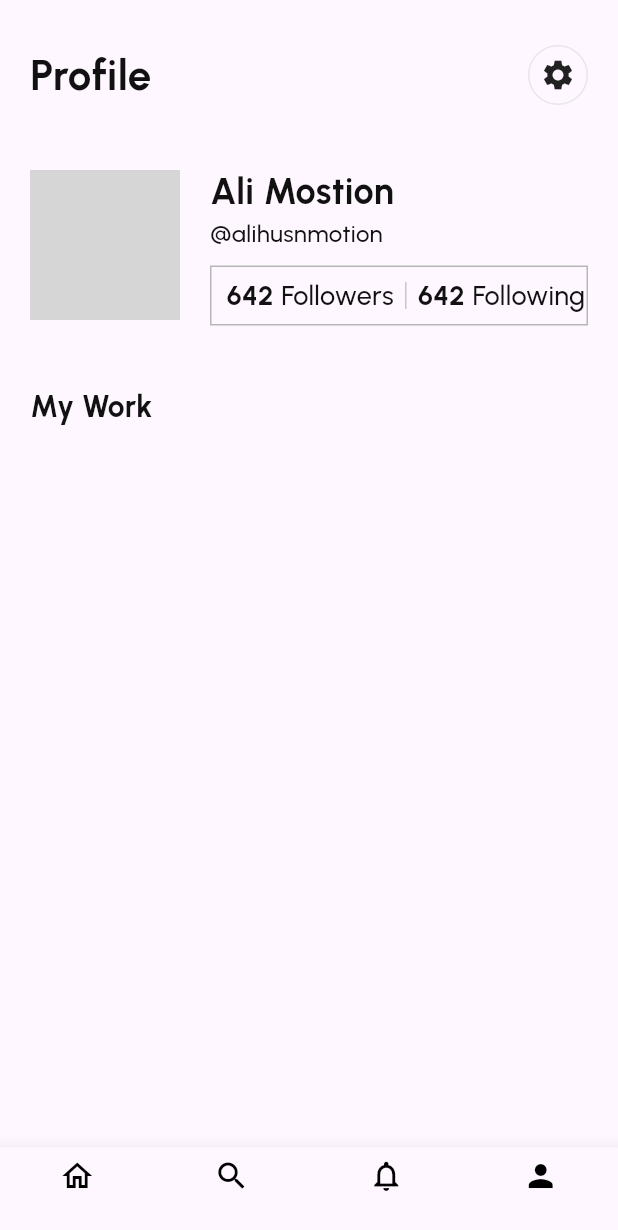
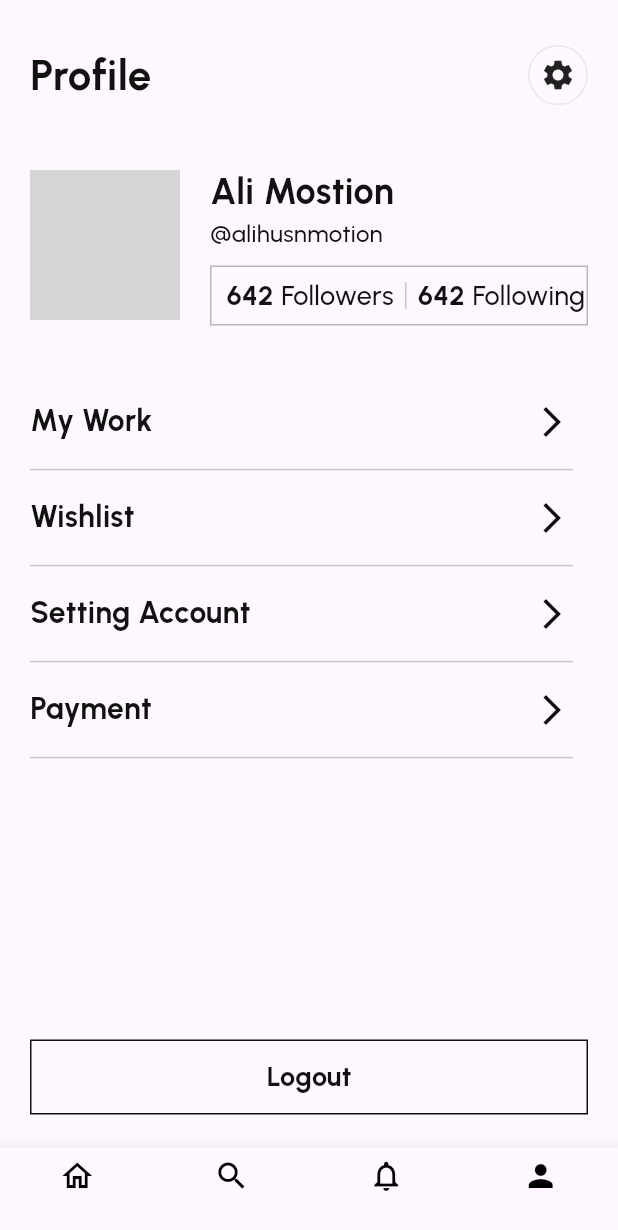
Before and after one commit to JeetDalal/bidart, a Flutter app: the screen it shows after launch, swiped to page 4, on a phone screen of 412 x 824 dp. Shown: the top 1230 px of the screen. Run offline on Flutter 3.47's test engine with Material 3 defaults, Android fonts, the light colour scheme and no system bars; our stand-ins replace flutter_svg, google_fonts; network calls fail; grey boxes are pictures that could not be loaded.

Commit message:
profile screen completed

```diff
--- a/lib/screens/profile_screen/profile_screen.dart
+++ b/lib/screens/profile_screen/profile_screen.dart
@@ -2,7 +2,9 @@ import 'package:art_bid/utils/constants.dart';
 import 'package:flutter/material.dart';
 
 class ProfileScreen extends StatelessWidget {
-  const ProfileScreen({super.key});
+  ProfileScreen({super.key});
+
+  final listItems = ['My Work', 'Wishlist', 'Setting Account', 'Payment'];
 
   @override
   Widget build(BuildContext context) {
@@ -133,14 +135,51 @@ class ProfileScreen extends StatelessWidget {
               const SizedBox(
                 height: 40,
               ),
-              Row(
-                children: [
-                  Text(
-                    "My Work",
-                    style: titleStyle.copyWith(fontSize: 20),
-                  )
-                ],
-              )
+              Column(
+                children: List.generate(listItems.length, (index) {
+                  return Column(
+                    children: [
+                      Row(
+                        mainAxisAlignment: MainAxisAlignment.spaceBetween,
+                        children: [
+                          Text(
+                            listItems[index],
+                            style: titleStyle.copyWith(fontSize: 20),
+                          ),
+                          IconButton(
+                              onPressed: () {},
+                              icon: Icon(
+                                Icons.arrow_forward_ios,
+                                color: primaryColor,
+                              ))
+                        ],
+                      ),
+                      Padding(
+                        padding: const EdgeInsets.only(right: 10),
+                        child: const Divider(),
+                      ),
+                    ],
+                  );
+                }),
+              ),
+              const SizedBox(
+                height: 180,
+              ),
+              Container(
+                height: 50,
+                width: MediaQuery.of(context).size.width,
+                decoration: BoxDecoration(
+                  border: Border.all(
+                    color: primaryColor,
+                  ),
+                ),
+                child: Center(
+                  child: Text(
+                    'Logout',
+                    style: titleStyle.copyWith(fontSize: 18),
+                  ),
+                ),
+              ),
             ],
           ),
         ),
```
